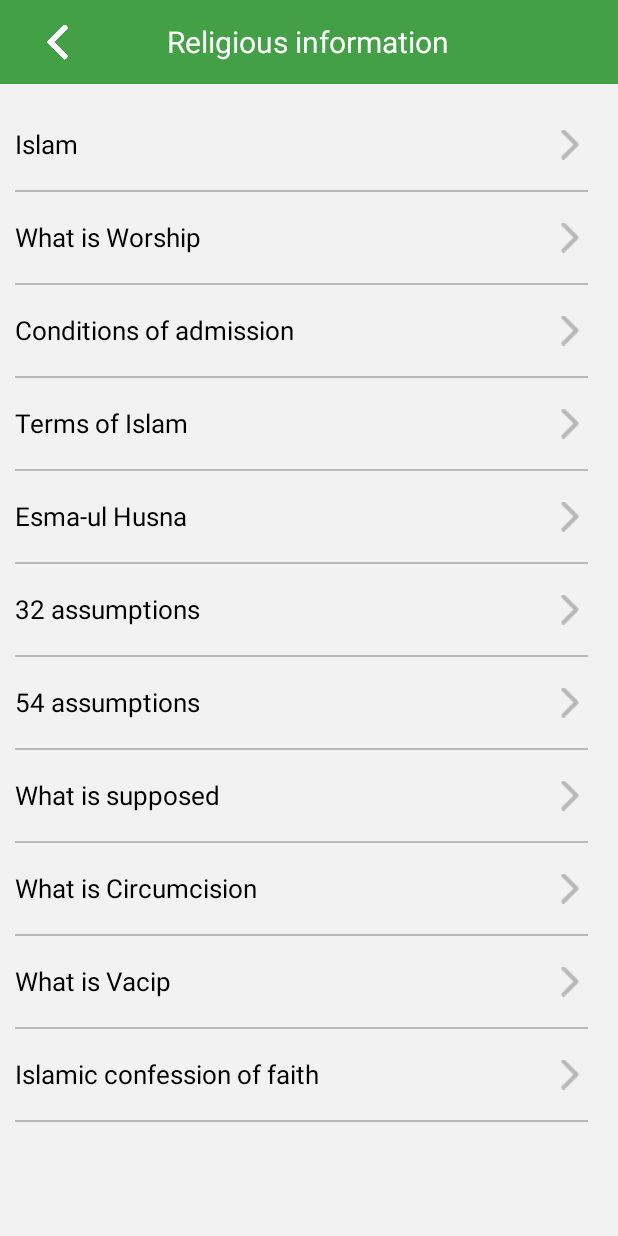
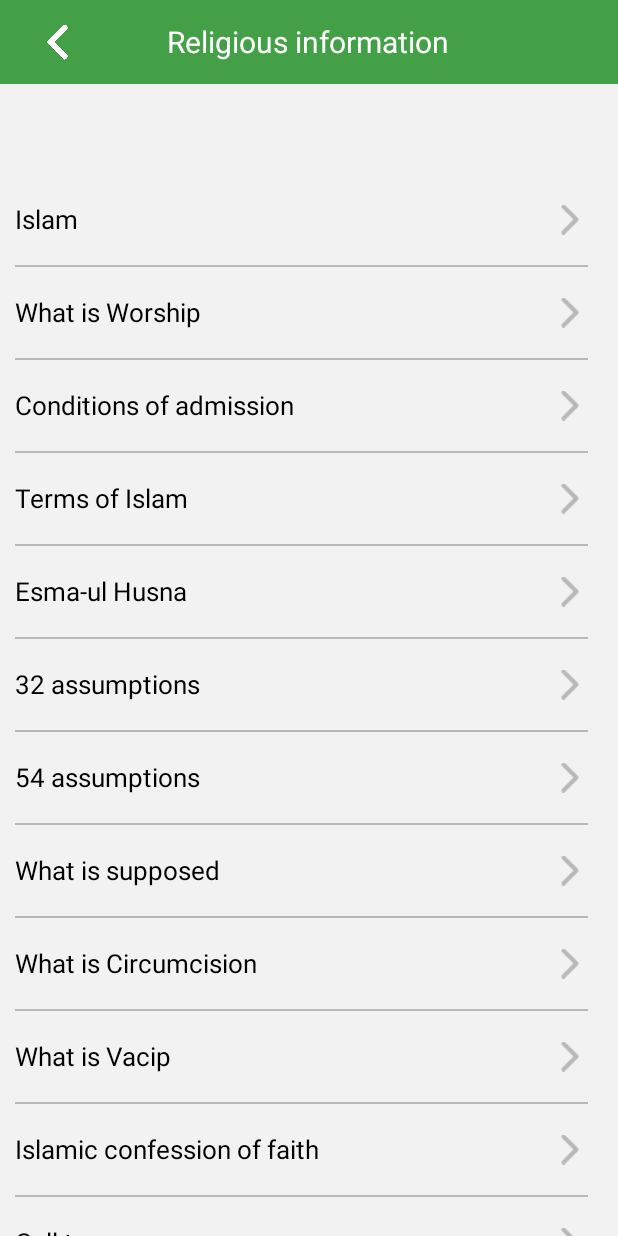
Before and after one commit to devlerLigi/KuranEzan, an Android app: the fragment DiniBilgilerFragment placed in its activity, on a phone screen of 412 x 824 dp. Run offline under Robolectric (Android 15) with nearby library versions, the phone set to English and light mode, and no system bars; our stand-ins replace AdMob, ButterKnife; libraries missing offline, so code that uses them is left out: com.crashlytics.android, fr.castorflex.android, io.fabric.sdk; plain views replace SmoothProgressBar; pictures from the network do not load; Roboto replaces fonts that are not available here; 1 statement that could not run was skipped.

Commit message:
commit check

```diff
--- a/app/src/main/java/com/uren/kuranezan/MainFragments/TabDiger/SubFragments/CumaMesajlariFragment.java
+++ b/app/src/main/java/com/uren/kuranezan/MainFragments/TabDiger/SubFragments/CumaMesajlariFragment.java
@@ -32,6 +32,7 @@ import com.uren.kuranezan.R;
 import com.uren.kuranezan.Utils.AdMobUtil.AdMobUtils;
 import com.uren.kuranezan.Utils.BitmapConversion;
 import com.uren.kuranezan.Utils.ClickableImage.ClickableImageView;
+import com.uren.kuranezan.Utils.CommonUtils;
 import com.uren.kuranezan.Utils.ShapeUtil;
 
 import butterknife.BindView;
@@ -269,6 +270,7 @@ public class CumaMesajlariFragment extends BaseFragment
         }
 
         if(view == finishButton){
+            CommonUtils.hideKeyBoard(getContext());
             progressBar.setVisibility(View.VISIBLE);
             if(edittext.getVisibility() == View.VISIBLE){
                 messageTv.setText(edittext.getText().toString());
--- a/app/src/main/res/layout/fragment_dini_bilgiler.xml
+++ b/app/src/main/res/layout/fragment_dini_bilgiler.xml
@@ -15,10 +15,24 @@
             android:layout_height="match_parent"
             android:orientation="vertical">
 
+            <RelativeLayout
+                android:layout_width="match_parent"
+                android:layout_height="50dp">
+
+                <com.google.android.gms.ads.AdView xmlns:ads="http://schemas.android.com/apk/res-auto"
+                    android:id="@+id/adView"
+                    android:layout_width="match_parent"
+                    android:layout_height="50dp"
+                    android:layout_alignParentBottom="true"
+                    android:layout_centerHorizontal="true"
+                    ads:adSize="SMART_BANNER"
+                    ads:adUnitId="@string/ADMOB_BANNER_AD_UNIT_ID"></com.google.android.gms.ads.AdView>
+
+            </RelativeLayout>
+
             <android.support.v4.widget.NestedScrollView
                 android:layout_width="match_parent"
-                android:layout_height="0dp"
-                android:layout_weight="10">
+                android:layout_height="match_parent">
 
                 <LinearLayout
                     android:id="@+id/llContent"
@@ -851,22 +865,6 @@
 
             </android.support.v4.widget.NestedScrollView>
 
-            <RelativeLayout
-                android:layout_width="match_parent"
-                android:layout_height="0dp"
-                android:layout_weight="1">
-
-                <com.google.android.gms.ads.AdView xmlns:ads="http://schemas.android.com/apk/res-auto"
-                    android:id="@+id/adView"
-                    android:layout_width="match_parent"
-                    android:layout_height="wrap_content"
-                    android:layout_alignParentBottom="true"
-                    android:layout_centerHorizontal="true"
-                    ads:adSize="SMART_BANNER"
-                    ads:adUnitId="@string/ADMOB_BANNER_AD_UNIT_ID"></com.google.android.gms.ads.AdView>
-
-            </RelativeLayout>
-
         </LinearLayout>
 
     </LinearLayout>
```
Also changed, not shown: app/src/main/res/layout/fragment_cuma_mesajlari.xml (+6 -6 lines).
